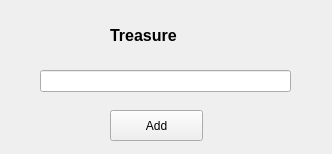
First picture: the form in forms/ui_forms/treasure_form.ui, repository ericmullally/dnd_tracker, before the edit.
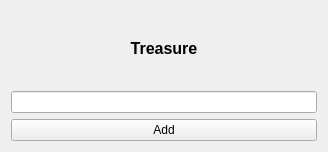
Second picture: the form after the edit.

```diff
--- a/forms/ui_forms/treasure_form.ui
+++ b/forms/ui_forms/treasure_form.ui
@@ -6,22 +6,16 @@
    <rect>
     <x>0</x>
     <y>0</y>
-    <width>332</width>
-    <height>154</height>
+    <width>328</width>
+    <height>152</height>
    </rect>
   </property>
   <property name="windowTitle">
    <string>Form</string>
   </property>
+  <layout class="QGridLayout" name="gridLayout">
+   <item row="0" column="0">
   <widget class="QLabel" name="label">
-   <property name="geometry">
-    <rect>
-     <x>110</x>
-     <y>20</y>
-     <width>121</width>
-     <height>31</height>
-    </rect>
-   </property>
    <property name="font">
     <font>
      <pointsize>12</pointsize>
@@ -32,30 +26,22 @@
    <property name="text">
     <string>Treasure</string>
    </property>
-  </widget>
-  <widget class="QLineEdit" name="treassure_edit">
-   <property name="geometry">
-    <rect>
-     <x>40</x>
-     <y>70</y>
-     <width>251</width>
-     <height>22</height>
-    </rect>
-   </property>
-  </widget>
+     <property name="alignment">
+      <set>Qt::AlignCenter</set>
+     </property>
+    </widget>
+   </item>
+   <item row="1" column="0">
+    <widget class="QLineEdit" name="treassure_edit"/>
+   </item>
+   <item row="2" column="0">
   <widget class="QPushButton" name="treassure_submit_button">
-   <property name="geometry">
-    <rect>
-     <x>110</x>
-     <y>110</y>
-     <width>93</width>
-     <height>31</height>
-    </rect>
-   </property>
    <property name="text">
     <string>Add</string>
    </property>
   </widget>
+   </item>
+  </layout>
  </widget>
  <resources/>
  <connections/>
```
Lines whose indentation alone changed are shown as unchanged.
